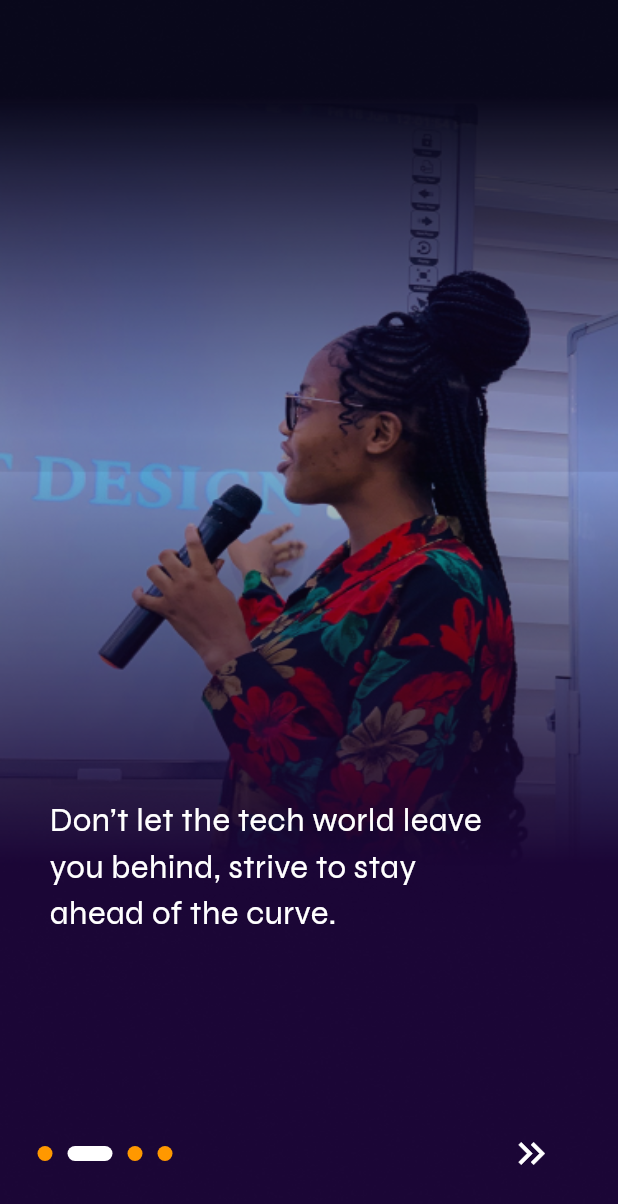
After one commit to Savii01/netisens-gallery, a Flutter app: the screen it shows after launch, after a tap on the "keyboard double arrow right" icon, on a phone screen of 412 x 824 dp. The commit adds this screen. Shown: the top 1204 px of the screen. Run offline on Flutter 3.47's test engine with Material 2 defaults, Android fonts, the light colour scheme and no system bars; our stand-ins replace dots_indicator, google_fonts.

Commit message:
Onboarding screens added

```diff
--- a/lib/SplashScreen.dart
+++ b/lib/SplashScreen.dart
@@ -13,8 +13,6 @@ class _SplashScreenState extends State<SplashScreen> {
     return const Scaffold(
 
       backgroundColor: Colors.black,
-      body: Center(child: Text("This is the start of your application, and this is suppose to be the splash screen")),
-
       body: Center
         (child: Text(
           "Welcome to Netisens Gallery",
--- /dev/null
+++ b/lib/first_onboarding_screen.dart
@@ -0,0 +1,33 @@
+import 'package:flutter/material.dart';
+import 'package:google_fonts/google_fonts.dart';
+
+class FirstOnboardingScreen extends StatelessWidget {
+  const FirstOnboardingScreen({Key? key}) : super(key: key);
+
+  @override
+  Widget build(BuildContext context) {
+    double screenHeight = MediaQuery.of(context).size.height;
+    double screenWidth = MediaQuery.of(context).size.width;
+    return Center(
+      child: Stack(
+        children: [
+          Positioned(
+            child: Image.asset(
+              'images/onbarding1.png',
+              fit: BoxFit.fill,
+              width: screenWidth,
+            ),
+          ),
+          Positioned(
+            left: 33,
+            bottom: 200,
+            child: Text(
+              'Innovation starts with \nknowledge -gain the ICT skills \nyou need to innovate.',
+              style: GoogleFonts.syne(fontSize: 22, color: Colors.white),
+              ),
+            ),
+        ],
+      ),
+    );
+  }
+}
--- /dev/null
+++ b/lib/fourth_onboarding_screen.dart
@@ -0,0 +1,35 @@
+import 'package:flutter/material.dart';
+import 'package:google_fonts/google_fonts.dart';
+
+class FourthOnboardingScreen extends StatelessWidget {
+  const FourthOnboardingScreen({Key? key}) : super(key: key);
+
+  @override
+  Widget build(BuildContext context) {
+
+    double screenHeight = MediaQuery.of(context).size.height;
+    double screenWidth = MediaQuery.of(context).size.width;
+
+    return Center(
+      child:Stack(
+        children: [
+          Positioned(
+            child: Image.asset(
+              'images/onbarding4.png',
+              fit: BoxFit.fill,
+              width: screenWidth,
+            ),
+          ),
+          Positioned(
+            left: 33,
+            bottom: 200,
+            child: Text(
+              "Join Netisens ICT and get the \nskills you need to thrive in the \ndigital age.",
+              style: GoogleFonts.syne(fontSize: 22, color: Colors.white),
+            ),
+          ),
+        ],
+      ),
+    );
+  }
+}
--- a/lib/main.dart
+++ b/lib/main.dart
@@ -1,5 +1,6 @@
 import 'package:flutter/material.dart';
 import 'package:netisens_gallery/SplashScreen.dart';
+import 'package:netisens_gallery/primary_onboarding.dart';
 
 void main() {
   runApp(const MyApp());
@@ -17,7 +18,7 @@ class MyApp extends StatelessWidget {
         colorScheme: ColorScheme.fromSeed(seedColor: Colors.deepPurple),
         useMaterial3: true,
       ),
-      home: SplashScreen()
+      home: PrimaryOnBoarding()
     );
   }
 }
--- /dev/null
+++ b/lib/primary_onboarding.dart
@@ -0,0 +1,149 @@
+import 'package:dots_indicator/dots_indicator.dart';
+import 'package:flutter/material.dart';
+import 'package:netisens_gallery/SplashScreen.dart';
+import 'package:netisens_gallery/first_onboarding_screen.dart';
+import 'package:netisens_gallery/fourth_onboarding_screen.dart';
+import 'package:netisens_gallery/second_onboarding_screen.dart';
+import 'package:netisens_gallery/third_onboarding_screen.dart';
+
+
+
+class PrimaryOnBoarding extends StatefulWidget {
+  const PrimaryOnBoarding({Key? key}) : super(key: key);
+
+  @override
+  State<PrimaryOnBoarding> createState() => _PrimaryOnBoardingState();
+}
+
+class _PrimaryOnBoardingState extends State<PrimaryOnBoarding> {
+  final PageController _pageController = PageController(initialPage: 0);
+  DotsDecorator decorator = const DotsDecorator();
+  int activePage = 0;
+
+  final List<Widget> pages = [
+    Container(
+      color: Colors.transparent,
+      child: FirstOnboardingScreen(),
+    ),
+    Container(
+      color: Colors.transparent,
+      child: SecondOnboardingScreen(),
+    ),
+    Container(
+      color: Colors.transparent,
+      child: ThirdOnboardingScreen(),
+    ),
+    Container(
+      color: Colors.transparent,
+      child: FourthOnboardingScreen(),
+    ),
+
+
+  ];
+
+  @override
+  void initState() {
+    super.initState();
+    _pageController.addListener(() {
+      setState((){
+
+      });
+    });
+  }
+
+  @override
+  void dispose() {
+    _pageController.dispose();
+    super.dispose();
+  }
+  _onchanged(int index) {
+    setState(() {
+      activePage = index;
+    });
+  }
+
+  @override
+  Widget build(BuildContext context) {
+
+    double screenHeight = MediaQuery.of(context).size.height;
+    double screenWidth = MediaQuery.of(context).size.width;
+    return Scaffold(
+      body: Stack(
+        children: [
+          Expanded(
+            child: PageView.builder(
+              scrollDirection: Axis.horizontal,
+              onPageChanged: _onchanged,
+              controller: _pageController,
+              itemCount: pages.length,
+              itemBuilder: (context, int index) {
+                return pages[index];
+              },
+            ),
+          ),
+
+          Positioned(
+            bottom: 20,
+            child: Container(
+              padding: EdgeInsets.symmetric(horizontal: 20),
+              width: screenWidth,
+              color: Colors.transparent,
+              child: Row(
+              mainAxisAlignment: MainAxisAlignment.spaceBetween,
+                children: <Widget>[
+                  Row(
+                      mainAxisAlignment: MainAxisAlignment.spaceBetween,
+                      children: List<Widget>.generate(pages.length, (int index) {
+                        return AnimatedContainer(
+                            duration: const Duration(milliseconds: 300),
+                            height: 10,
+                            width: (index == activePage) ? 30 : 10,
+                            margin:
+                            const EdgeInsets.symmetric(horizontal: 5, vertical: 30),
+                            decoration: BoxDecoration(
+                                borderRadius: BorderRadius.circular(5),
+                                color: (index == activePage)
+                                    ? Colors.white
+                                    : Colors.orange ));
+                      })),
+                  InkWell(
+                    onTap: () {
+                      if (activePage == pages.length - 1) {
+                        Navigator.push(context, MaterialPageRoute(builder: (context) => const SplashScreen()));
+                      }
+                      else {
+                        _pageController.nextPage(duration: const Duration(milliseconds: 800), curve: Curves.easeInOutQuint);
+                      }
+                    },
+
+                    child: AnimatedContainer(
+                      alignment: Alignment.center,
+                      duration: const Duration(milliseconds: 300),
+                      height: screenHeight  / 16.9,
+                      width: (activePage == (pages.length - 1)) ? 200 : 75,
+                      decoration: BoxDecoration(
+                          color:Colors.transparent,
+                          borderRadius: BorderRadius.circular(60)),
+                      child: (activePage == (pages.length - 1)) ? const Text("Get Started",
+                        style: TextStyle(
+                          color: Colors.white,
+                          fontSize: 20,
+                        ),
+                      )
+                          : const Icon(
+                        Icons.keyboard_double_arrow_right,
+                        size: 30,
+                        color: Colors.white,
+                      ),
+                    ),
+                  ),
+
+                ],
+              ),
+            ),
+          ),
+        ],
+      ),
+    );
+  }
+}
--- /dev/null
+++ b/lib/second_onboarding_screen.dart
@@ -0,0 +1,34 @@
+import 'package:flutter/material.dart';
+import 'package:google_fonts/google_fonts.dart';
+
+class SecondOnboardingScreen extends StatelessWidget {
+  const SecondOnboardingScreen({Key? key}) : super(key: key);
+
+  @override
+  Widget build(BuildContext context) {
+    double screenHeight = MediaQuery.of(context).size.height;
+    double screenWidth = MediaQuery.of(context).size.width;
+
+    return Center(
+      child: Stack(
+        children: [
+          Positioned(
+            child: Image.asset(
+              'images/onbarding2.png',
+              fit: BoxFit.fill,
+              width: screenWidth,
+            ),
+          ),
+          Positioned(
+            left: 33,
+            bottom: 200,
+            child: Text(
+              "Don’t let the tech world leave \nyou behind, strive to stay \nahead of the curve.",
+              style: GoogleFonts.syne(fontSize: 22, color: Colors.white),
+            ),
+          ),
+        ],
+      ),
+    );
+  }
+}
--- /dev/null
+++ b/lib/third_onboarding_screen.dart
@@ -0,0 +1,35 @@
+import 'package:flutter/material.dart';
+import 'package:google_fonts/google_fonts.dart';
+
+
+class ThirdOnboardingScreen extends StatelessWidget {
+  const ThirdOnboardingScreen({Key? key}) : super(key: key);
+
+  @override
+  Widget build(BuildContext context) {
+    double screenHeight = MediaQuery.of(context).size.height;
+    double screenWidth = MediaQuery.of(context).size.width;
+
+    return Center(
+      child:Stack(
+        children: [
+          Positioned(
+            child: Image.asset(
+              'images/onbarding3.png',
+              fit: BoxFit.fill,
+              width: screenWidth,
+            ),
+          ),
+          Positioned(
+            left: 33,
+            bottom: 200,
+            child: Text(
+              "Netisens - providing digital \nskills for the future.",
+              style: GoogleFonts.syne(fontSize: 22, color: Colors.white),
+            ),
+          ),
+        ],
+      ),
+    );
+  }
+}
--- a/pubspec.yaml
+++ b/pubspec.yaml
@@ -35,6 +35,8 @@ dependencies:
   # The following adds the Cupertino Icons font to your application.
   # Use with the CupertinoIcons class for iOS style icons.
   cupertino_icons: ^1.0.2
+  dots_indicator: ^3.0.0
+  google_fonts: ^5.1.0
 
 dev_dependencies:
   flutter_test:
@@ -59,8 +61,8 @@ flutter:
   uses-material-design: true
 
   # To add assets to your application, add an assets section, like this:
-  # assets:
-  #   - images/a_dot_burr.jpeg
+  assets:
+    - images/
   #   - images/a_dot_ham.jpeg
 
   # An image asset can refer to one or more resolution-specific "variants", see
```
Also changed, not shown: images/onbarding1.png (added), images/onbarding2.png (added), images/onbarding3.png (added), images/onbarding4.png (added), pubspec.lock, 1 other file.
